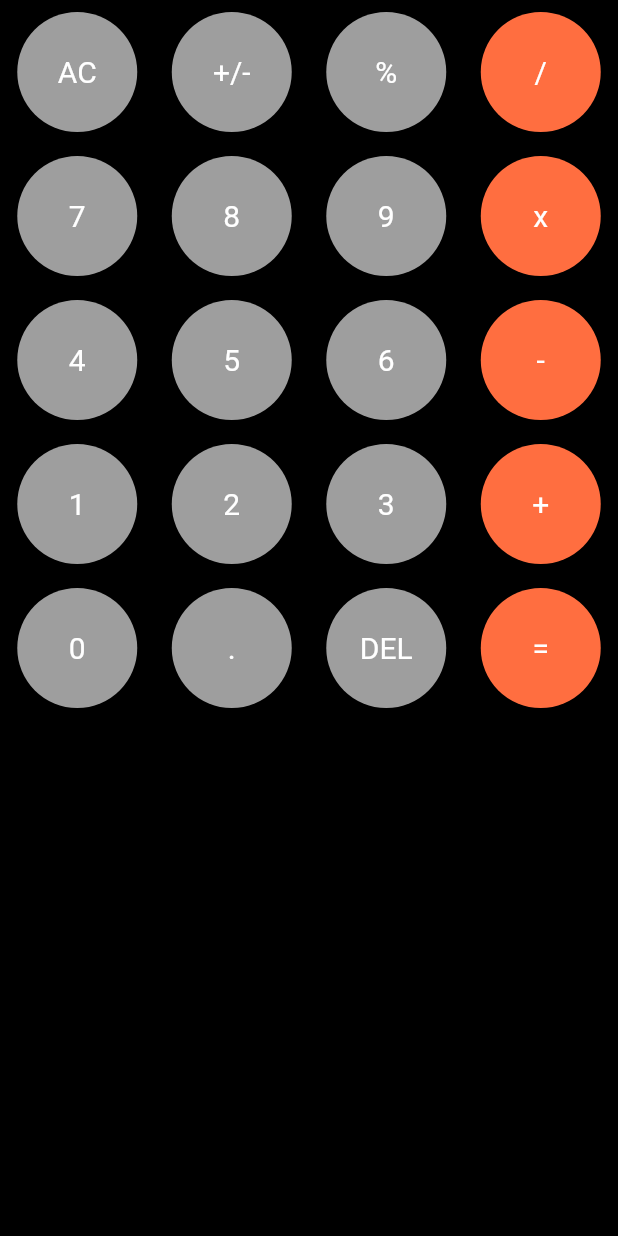
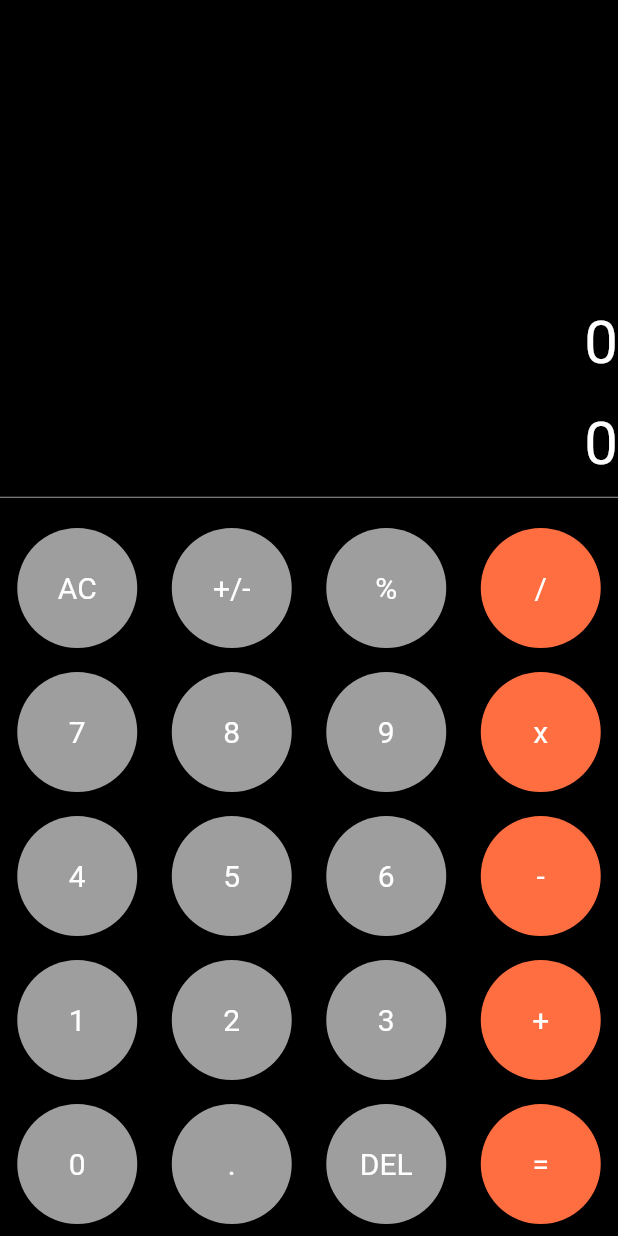
Before and after one commit to shafi21064/Calculator_App, a Flutter app: the screen it shows after launch, on a phone screen of 412 x 824 dp. Run offline on Flutter 3.47's test engine with Material 2 defaults, Android fonts, the phone set to English and light mode, and no system bars.

Commit message:
upper part added

```diff
--- a/lib/components/buttons.dart
+++ b/lib/components/buttons.dart
@@ -4,20 +4,27 @@ import 'package:flutter/material.dart';
 class CalButton extends StatelessWidget {
   final String buttonTextName;
   final Color buttonColor;
+  final VoidCallback onPressed;
 
   const CalButton(
-      {Key? key, required this.buttonTextName, this.buttonColor = greyButtonColor})
+      {Key? key,
+      required this.buttonTextName,
+      this.buttonColor = greyButtonColor,
+      required this.onPressed})
       : super(key: key);
 
   @override
   Widget build(BuildContext context) {
     return Expanded(
+      flex: 3,
       child: Padding(
         padding: const EdgeInsets.symmetric(vertical: 8),
+        child: InkWell(
+          onTap: onPressed,
           child: Container(
             height: 80,
-          decoration: BoxDecoration(
-              shape: BoxShape.circle, color: buttonColor),
+            decoration:
+                BoxDecoration(shape: BoxShape.circle, color: buttonColor),
             child: Center(
               child: Text(
                 buttonTextName,
@@ -26,6 +33,7 @@ class CalButton extends StatelessWidget {
             ),
           ),
         ),
+      ),
     );
   }
 }
--- /dev/null
+++ b/lib/components/upper_part.dart
@@ -0,0 +1,28 @@
+import 'package:flutter/material.dart';
+
+import '../constant.dart';
+
+class UpperPart extends StatelessWidget {
+  const UpperPart({Key? key}) : super(key: key);
+
+  @override
+  Widget build(BuildContext context) {
+    return Expanded(
+      flex: 1,
+      child: Row(
+        mainAxisAlignment: MainAxisAlignment.end,
+        children: [
+          const  Column(
+            crossAxisAlignment: CrossAxisAlignment.end,
+            mainAxisAlignment: MainAxisAlignment.end,
+            children: [
+              Text('0', style: TextStyle( color: textColor, fontSize: 40),),
+              SizedBox(height: 20,),
+              Text('0', style: TextStyle( color: textColor, fontSize: 40),)
+            ],
+          ),
+        ],
+      ),
+    );
+  }
+}
--- a/lib/home_screen.dart
+++ b/lib/home_screen.dart
@@ -1,7 +1,7 @@
 import 'package:calculator_app/components/buttons.dart';
+import 'package:calculator_app/components/upper_part.dart';
 import 'package:calculator_app/constant.dart';
 import 'package:flutter/material.dart';
-
 
 class HomeScreen extends StatefulWidget {
   const HomeScreen({Key? key}) : super(key: key);
@@ -18,49 +18,77 @@ class _HomeScreenState extends State<HomeScreen> {
       body: SafeArea(
           child: Column(
             children: [
+             const UpperPart(),
+              const Divider(height: 25, color: greyButtonColor,),
+              Column(
+                children: [
                   Row(
                     children: [
-                CalButton(buttonTextName: 'AC',),
-                CalButton(buttonTextName: '+/-',),
-                CalButton(buttonTextName: '%',),
-                CalButton(buttonTextName: '/', buttonColor: orangeButtonColor,),
+                      CalButton(
+                        buttonTextName: 'AC',
+                        onPressed: () {},
+                      ),
+                      CalButton(buttonTextName: '+/-', onPressed: () {}),
+                      CalButton(buttonTextName: '%', onPressed: () {}),
+                      CalButton(
+                        buttonTextName: '/',
+                        onPressed: () {},
+                        buttonColor: orangeButtonColor,
+                      ),
                     ],
                   ),
                   Row(
                     children: [
-                CalButton(buttonTextName: '7',),
-                CalButton(buttonTextName: '8',),
-                CalButton(buttonTextName: '9',),
-                CalButton(buttonTextName: 'x', buttonColor: orangeButtonColor,),
+                      CalButton(buttonTextName: '7', onPressed: () {}),
+                      CalButton(buttonTextName: '8', onPressed: () {}),
+                      CalButton(buttonTextName: '9', onPressed: () {}),
+                      CalButton(
+                        buttonTextName: 'x',
+                        onPressed: () {},
+                        buttonColor: orangeButtonColor,
+                      ),
                     ],
                   ),
                   Row(
                     children: [
-                CalButton(buttonTextName: '4',),
-                CalButton(buttonTextName: '5',),
-                CalButton(buttonTextName: '6',),
-                CalButton(buttonTextName: '-', buttonColor: orangeButtonColor,),
+                      CalButton(buttonTextName: '4', onPressed: () {}),
+                      CalButton(buttonTextName: '5', onPressed: () {}),
+                      CalButton(buttonTextName: '6', onPressed: () {}),
+                      CalButton(
+                        buttonTextName: '-',
+                        onPressed: () {},
+                        buttonColor: orangeButtonColor,
+                      ),
                     ],
                   ),
                   Row(
                     children: [
-                CalButton(buttonTextName: '1',),
-                CalButton(buttonTextName: '2',),
-                CalButton(buttonTextName: '3',),
-                CalButton(buttonTextName: '+', buttonColor: orangeButtonColor,),
+                      CalButton(buttonTextName: '1', onPressed: () {}),
+                      CalButton(buttonTextName: '2', onPressed: () {}),
+                      CalButton(buttonTextName: '3', onPressed: () {}),
+                      CalButton(
+                        buttonTextName: '+',
+                        onPressed: () {},
+                        buttonColor: orangeButtonColor,
+                      ),
                     ],
                   ),
                   Row(
                     children: [
-                CalButton(buttonTextName: '0',),
-                CalButton(buttonTextName: '.',),
-                CalButton(buttonTextName: 'DEL',),
-                CalButton(buttonTextName: '=', buttonColor: orangeButtonColor,),
+                      CalButton(buttonTextName: '0', onPressed: () {}),
+                      CalButton(buttonTextName: '.', onPressed: () {}),
+                      CalButton(buttonTextName: 'DEL', onPressed: () {}),
+                      CalButton(
+                        buttonTextName: '=',
+                        onPressed: () {},
+                        buttonColor: orangeButtonColor,
+                      ),
                     ],
                   )
                 ],
-        )
               ),
+            ],
+          )),
     );
   }
 }
```
Lines whose indentation alone changed are shown as unchanged.
